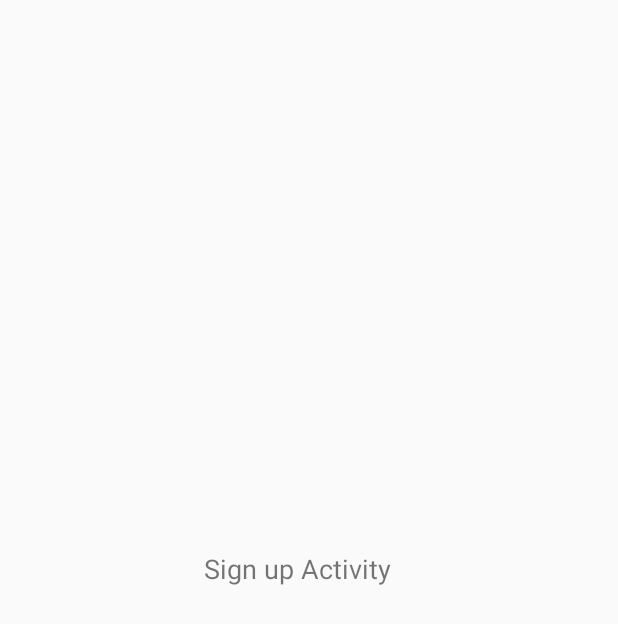
After one commit to CS3398-Cappucino-Dreamers/CS3398-Cappucino-F2017, an Android app: the SignUpActivity screen opened directly, with no data from a screen before it, on a phone screen of 412 x 824 dp. The commit adds this screen. Shown: the top 624 px of the screen. Run offline under Robolectric (Android 15) with nearby library versions, the phone set to English and light mode, and no system bars.

Commit message:
Created and Linked Blank SignUp Activity

```diff
--- a/MyApplication/app/build.gradle
+++ b/MyApplication/app/build.gradle
@@ -26,5 +26,6 @@ dependencies {
     })
     compile 'com.android.support:appcompat-v7:25.3.1'
     compile 'com.android.support.constraint:constraint-layout:1.0.2'
+    compile 'com.android.support:design:25.3.1'
     testCompile 'junit:junit:4.12'
 }
--- a/MyApplication/app/src/main/AndroidManifest.xml
+++ b/MyApplication/app/src/main/AndroidManifest.xml
@@ -16,6 +16,10 @@
                 <category android:name="android.intent.category.LAUNCHER" />
             </intent-filter>
         </activity>
+        <activity
+            android:name=".Login.SignUpActivity"
+            android:label="@string/title_activity_sign_up"
+            android:theme="@style/AppTheme.NoActionBar"></activity>
     </application>
 
 </manifest>
--- /dev/null
+++ b/MyApplication/app/src/main/java/com/example/ben/fitordie/Login/SignUpActivity.java
@@ -0,0 +1,20 @@
+package com.example.ben.fitordie.Login;
+
+import android.os.Bundle;
+import android.support.design.widget.FloatingActionButton;
+import android.support.design.widget.Snackbar;
+import android.support.v7.app.AppCompatActivity;
+import android.support.v7.widget.Toolbar;
+import android.view.View;
+
+import com.example.ben.fitordie.R;
+
+public class SignUpActivity extends AppCompatActivity {
+
+    @Override
+    protected void onCreate(Bundle savedInstanceState) {
+        super.onCreate(savedInstanceState);
+        setContentView(R.layout.activity_sign_up);
+    }
+
+}
--- /dev/null
+++ b/MyApplication/app/src/main/res/layout/activity_sign_up.xml
@@ -0,0 +1,42 @@
+<?xml version="1.0" encoding="utf-8"?>
+<android.support.constraint.ConstraintLayout xmlns:android="http://schemas.android.com/apk/res/android"
+    xmlns:app="http://schemas.android.com/apk/res-auto"
+    xmlns:tools="http://schemas.android.com/tools"
+    android:layout_width="match_parent"
+    android:layout_height="match_parent"
+    tools:context="com.example.ben.fitordie.Login.SignUpActivity">
+
+    <android.support.design.widget.AppBarLayout
+        android:layout_width="368dp"
+        android:layout_height="wrap_content"
+        android:theme="@style/AppTheme.AppBarOverlay"
+        tools:layout_editor_absoluteY="0dp"
+        tools:layout_editor_absoluteX="8dp"
+        android:id="@+id/appBarLayout">
+
+    </android.support.design.widget.AppBarLayout>
+
+    <include layout="@layout/content_sign_up"
+        android:id="@+id/include"
+        android:layout_height="0dp"
+        android:layout_width="0dp"
+        tools:layout_editor_absoluteY="0dp"
+        tools:layout_editor_absoluteX="0dp" />
+
+    <TextView
+        android:id="@+id/textView"
+        android:layout_width="140dp"
+        android:layout_height="85dp"
+        android:layout_marginBottom="8dp"
+        android:layout_marginLeft="8dp"
+        android:layout_marginRight="8dp"
+        android:layout_marginTop="15dp"
+        android:text="Sign up Activity"
+        android:textSize="18sp"
+        app:layout_constraintBottom_toBottomOf="parent"
+        app:layout_constraintLeft_toLeftOf="parent"
+        app:layout_constraintRight_toRightOf="parent"
+        app:layout_constraintTop_toBottomOf="@+id/appBarLayout"
+        app:layout_constraintVertical_bias="0.491" />
+
+</android.support.constraint.ConstraintLayout>
--- /dev/null
+++ b/MyApplication/app/src/main/res/values/dimens.xml
@@ -0,0 +1,3 @@
+<resources>
+    <dimen name="fab_margin">16dp</dimen>
+</resources>
--- a/MyApplication/app/src/main/res/values/strings.xml
+++ b/MyApplication/app/src/main/res/values/strings.xml
@@ -6,4 +6,5 @@
     <string name="login">Log in</string>
     <string name="passwordHint">Password</string>
     <string name="usernameHint">Email</string>
+    <string name="title_activity_sign_up">SignUpActivity</string>
 </resources>
--- a/MyApplication/app/src/main/res/values/styles.xml
+++ b/MyApplication/app/src/main/res/values/styles.xml
@@ -8,4 +8,13 @@
         <item name="colorAccent">@color/colorAccent</item>
     </style>
 
+    <style name="AppTheme.NoActionBar">
+        <item name="windowActionBar">false</item>
+        <item name="windowNoTitle">true</item>
+    </style>
+
+    <style name="AppTheme.AppBarOverlay" parent="ThemeOverlay.AppCompat.Dark.ActionBar" />
+
+    <style name="AppTheme.PopupOverlay" parent="ThemeOverlay.AppCompat.Light" />
+
 </resources>
```
Also changed, not shown: MyApplication/app/src/main/java/com/example/ben/fitordie/Login/LoginActivity.java (+19 -0 lines), MyApplication/app/src/main/res/layout/content_sign_up.xml (added, +11 -0 lines).
